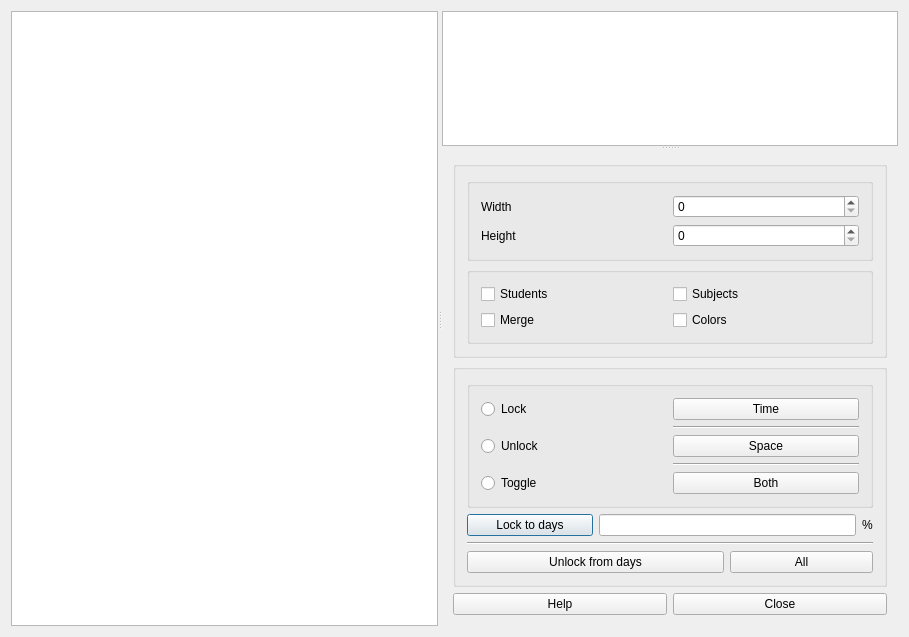
First picture: the form in fet/src/interface/timetableviewteacherstimehorizontalform_template.ui, repository vonmecheln/fet, before the edit.
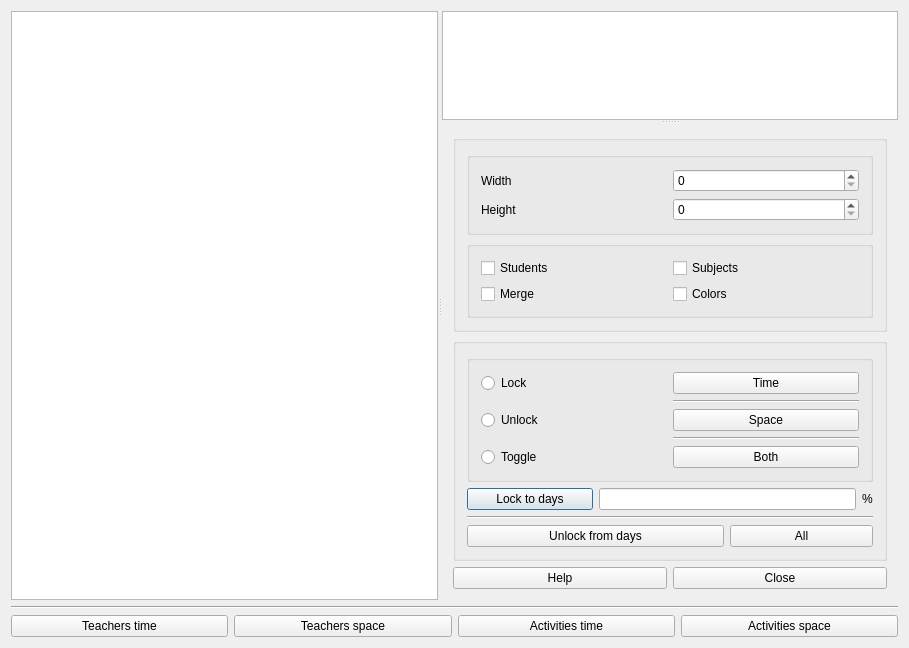
Second picture: the form after the edit.

The edit to the form file:
```diff
--- a/fet/src/interface/timetableviewteacherstimehorizontalform_template.ui
+++ b/fet/src/interface/timetableviewteacherstimehorizontalform_template.ui
@@ -7,7 +7,7 @@
     <x>0</x>
     <y>0</y>
     <width>909</width>
-    <height>637</height>
+    <height>648</height>
    </rect>
   </property>
   <property name="windowTitle">
@@ -254,6 +254,45 @@
      </widget>
     </widget>
    </item>
+   <item row="2" column="0">
+    <layout class="QHBoxLayout" name="horizontalLayout_5">
+     <item>
+      <widget class="QPushButton" name="teachersTimePushButton">
+       <property name="text">
+        <string comment="View/edit the selected teachers' time constraints">Teachers time</string>
+       </property>
+      </widget>
+     </item>
+     <item>
+      <widget class="QPushButton" name="teachersSpacePushButton">
+       <property name="text">
+        <string comment="View/edit the selected teachers' space constraints">Teachers space</string>
+       </property>
+      </widget>
+     </item>
+     <item>
+      <widget class="QPushButton" name="activitiesTimePushButton">
+       <property name="text">
+        <string comment="View/edit the selected activities' time constraints">Activities time</string>
+       </property>
+      </widget>
+     </item>
+     <item>
+      <widget class="QPushButton" name="activitiesSpacePushButton">
+       <property name="text">
+        <string comment="View/edit the selected activities' space constraints">Activities space</string>
+       </property>
+      </widget>
+     </item>
+    </layout>
+   </item>
+   <item row="1" column="0">
+    <widget class="Line" name="line_3">
+     <property name="orientation">
+      <enum>Qt::Horizontal</enum>
+     </property>
+    </widget>
+   </item>
   </layout>
  </widget>
  <layoutdefault spacing="6" margin="11"/>
```
Left out of the diff: 10 changed lines with no effect on the pictures.
